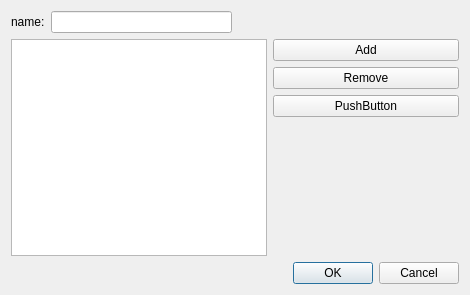
Old version of the form newtargetdialog.ui in the repository NoeMurr/Ogame-calc.
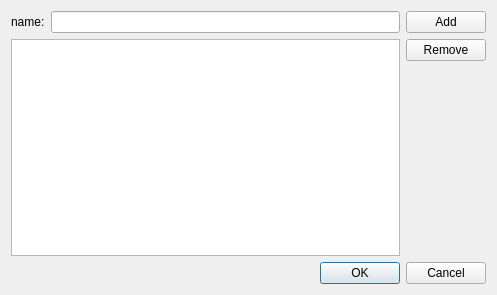
New version of the form.

```diff
--- a/newtargetdialog.ui
+++ b/newtargetdialog.ui
@@ -6,7 +6,7 @@
    <rect>
     <x>0</x>
     <y>0</y>
-    <width>470</width>
+    <width>497</width>
     <height>295</height>
    </rect>
   </property>
@@ -19,6 +19,8 @@
   <property name="windowTitle">
    <string>Dialog</string>
   </property>
+  <layout class="QGridLayout" name="gridLayout_2">
+   <item row="0" column="0">
   <layout class="QGridLayout" name="gridLayout">
    <item row="0" column="0">
     <layout class="QHBoxLayout" name="horizontalLayout">
@@ -34,11 +36,11 @@
      </item>
     </layout>
    </item>
-   <item row="1" column="0" colspan="2">
-    <layout class="QFormLayout" name="formLayout">
-     <item row="0" column="0">
+     <item row="1" column="0">
       <widget class="QTableView" name="tableView"/>
      </item>
+    </layout>
+   </item>
      <item row="0" column="1">
       <layout class="QVBoxLayout" name="verticalLayout">
        <item>
@@ -55,13 +57,6 @@
          </property>
         </widget>
        </item>
-       <item>
-        <widget class="QPushButton" name="pushButton_3">
-         <property name="text">
-          <string>PushButton</string>
-         </property>
-        </widget>
-       </item>
        <item>
         <spacer name="verticalSpacer">
          <property name="orientation">
@@ -77,9 +72,7 @@
        </item>
       </layout>
      </item>
-    </layout>
-   </item>
-   <item row="2" column="1">
+   <item row="1" column="0" colspan="2">
     <widget class="QDialogButtonBox" name="buttonBox">
      <property name="standardButtons">
       <set>QDialogButtonBox::Cancel|QDialogButtonBox::Ok</set>
```
Left out of the diff: 6 changed lines with no effect on the pictures. Lines whose indentation alone changed are shown as unchanged.
